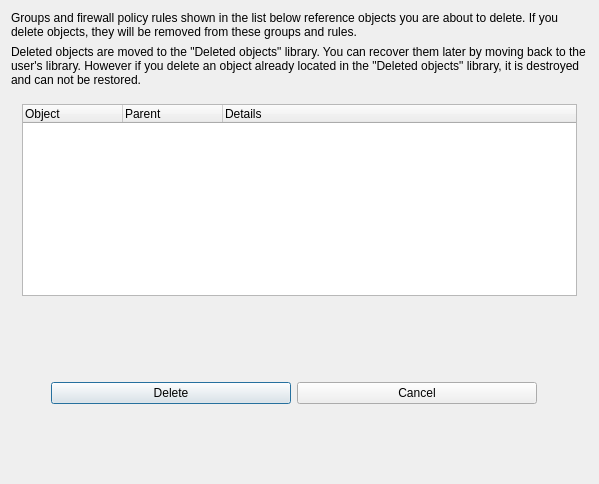
fwbuilder/fwbuilder, file src/gui/confirmdeleteobjectdialog_q.ui: the form before one commit.
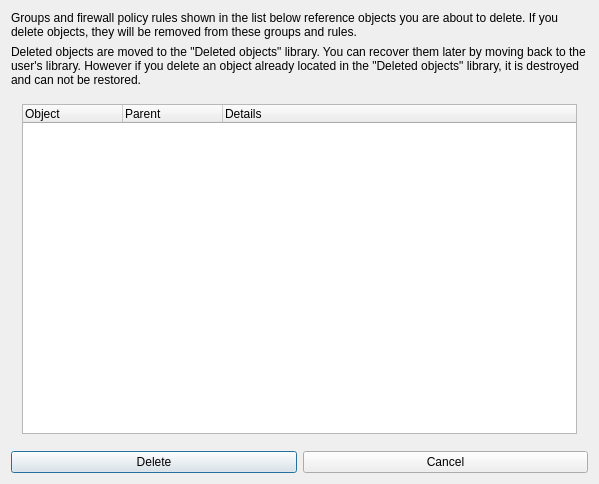
The form after the commit.

```diff
--- a/src/gui/confirmdeleteobjectdialog_q.ui
+++ b/src/gui/confirmdeleteobjectdialog_q.ui
@@ -15,22 +15,6 @@
   <layout class="QGridLayout" >
    <item row="3" column="0" >
     <layout class="QHBoxLayout" >
-     <item>
-      <spacer>
-       <property name="orientation" >
-        <enum>Qt::Vertical</enum>
-       </property>
-       <property name="sizeType" >
-        <enum>QSizePolicy::Expanding</enum>
-       </property>
-       <property name="sizeHint" >
-        <size>
-         <width>40</width>
-         <height>20</height>
-        </size>
-       </property>
-      </spacer>
-     </item>
      <item>
       <widget class="QPushButton" name="pushButton1" >
        <property name="text" >
@@ -45,22 +29,6 @@
        </property>
       </widget>
      </item>
-     <item>
-      <spacer>
-       <property name="orientation" >
-        <enum>Qt::Vertical</enum>
-       </property>
-       <property name="sizeType" >
-        <enum>QSizePolicy::Expanding</enum>
-       </property>
-       <property name="sizeHint" >
-        <size>
-         <width>51</width>
-         <height>20</height>
-        </size>
-       </property>
-      </spacer>
-     </item>
     </layout>
    </item>
    <item row="0" column="0" >
```
